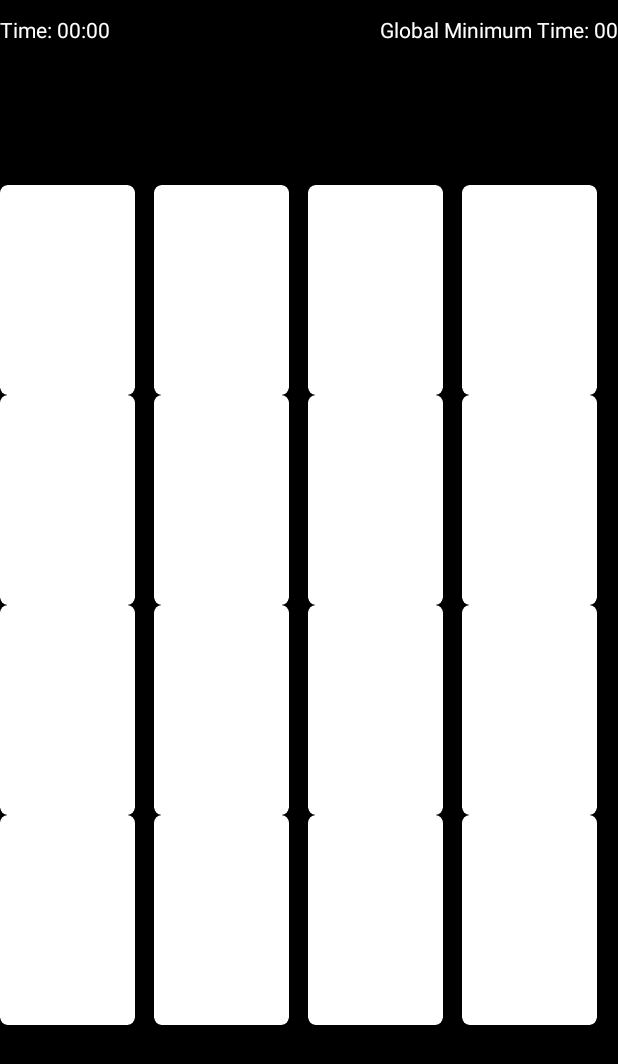
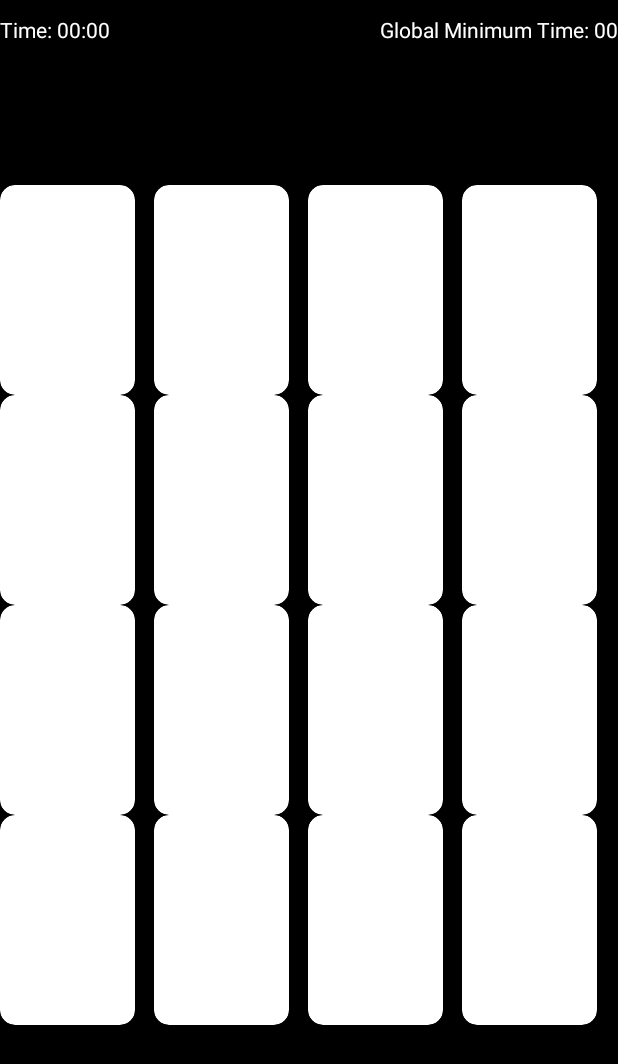
Before and after one commit to rishiP2001/Hacktoberfest2022, an Android app: the playground screen opened directly, with no data from a screen before it, on a phone screen of 412 x 824 dp. Shown: the top 1064 px of the screen. Run offline under Robolectric (Android 15) with nearby library versions, the phone set to English and light mode, and no system bars; our stand-ins replace Firebase (no records; nobody signed in at launch, a user with empty details on screens opened directly); 5 statements that could not run were skipped.

Commit message:
Update grid_support.xml

```diff
--- a/Brain Smasher/app/src/main/res/layout/grid_support.xml
+++ b/Brain Smasher/app/src/main/res/layout/grid_support.xml
@@ -7,8 +7,8 @@
     android:layout_width="90dp"
     android:layout_height="140dp"
     android:layout_gravity="center"
-
-    app:cardCornerRadius="5dp"
+ android:elevation="20dp"
+    app:cardCornerRadius="10dp"
 
 
     >
@@ -24,6 +24,8 @@
         android:src="@drawable/f"
         android:scaleType="centerCrop"
         android:adjustViewBounds="true"
+        android:elevation="20dp"
+
         />
 
 
```
